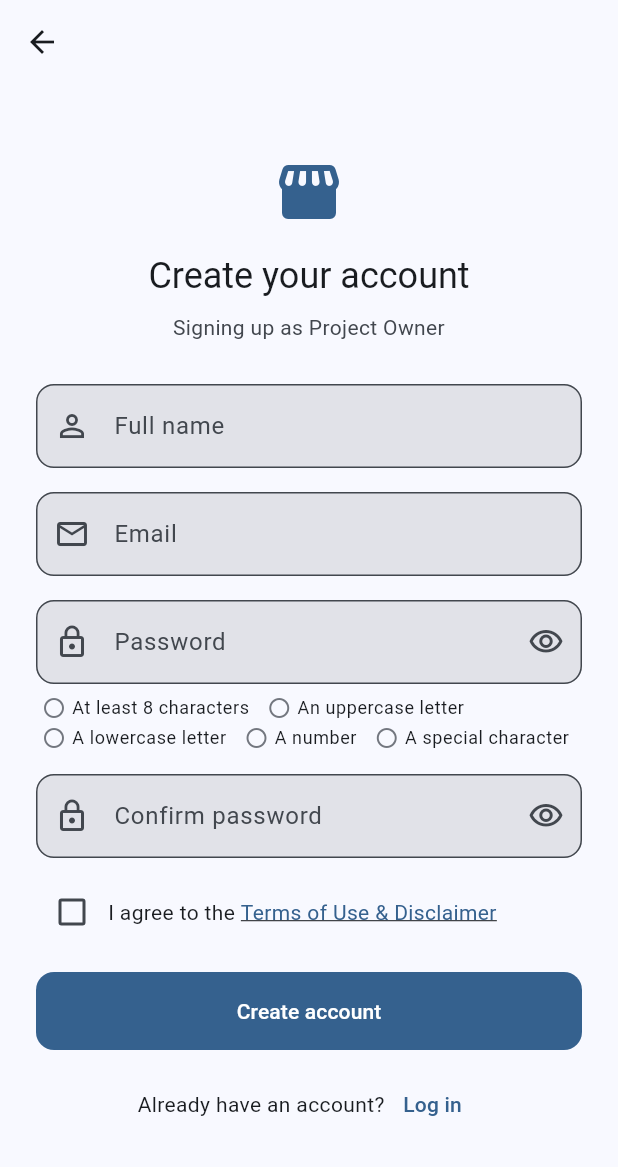
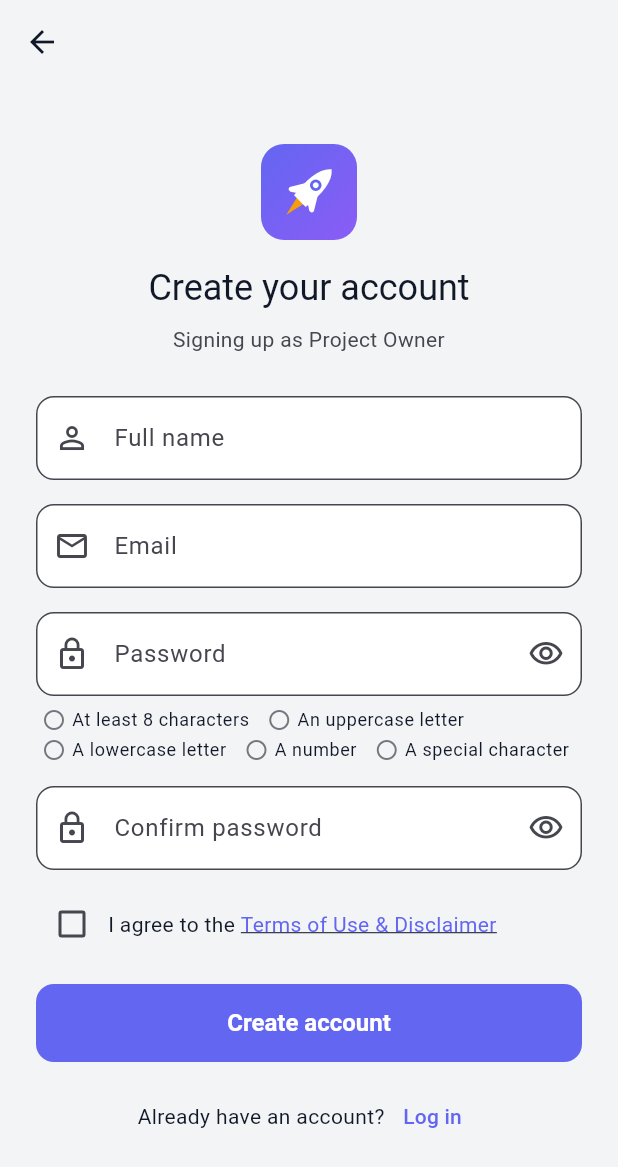
Before and after one commit to Subhash2312301/Orwickle_FYP, a Flutter app: the screen it shows after launch, after a tap on "Project Owner", on a phone screen of 412 x 824 dp. Shown: the top 1167 px of the screen. Run offline on Flutter 3.47's test engine with Material 3 defaults, Android fonts, the phone set to English and light mode, and no system bars; our stand-ins replace dio, file_picker, flutter_secure_storage, go_router, image_picker; accounts and stored records are empty.

Commit message:
Brand theme and rocket logo in the app; admin change-password page
- App colours from the brand sheet: indigo #6366F1, purple #8B5CF6, teal
  accent, light grey background; gradient splash and owner home card
- Rocket logo (BrandLogo) on auth screens and splash; launcher icon and
  native splash regenerated from the same drawing
- Admin dashboard: Change password page

Co-Authored-By: Claude Opus 5.5 <noreply@anthropic.com>

```diff
--- a/mobile/lib/core/theme/app_theme.dart
+++ b/mobile/lib/core/theme/app_theme.dart
@@ -1,29 +1,75 @@
 import 'package:flutter/material.dart';
 
-/// Orwickle look and feel (Material 3). All screens take colours and text styles from here.
+/// Orwickle look and feel (Material 3), from the brand sheet: indigo primary, purple secondary,
+/// teal accent, light grey background. All screens take colours and text styles from here.
 class AppTheme {
   const AppTheme._();
 
-  static const Color brand = Color(0xFF1F4E79); // deep blue: trust, finance
+  static const Color brand = Color(0xFF6366F1); // indigo
+  static const Color brandSecondary = Color(0xFF8B5CF6); // purple
+  static const Color accent = Color(0xFF06B6D4); // teal
+  static const Color background = Color(0xFFF3F4F6);
+  static const Color ink = Color(0xFF111827);
+
+  /// Brand gradient for headers and the welcome screen.
+  static const LinearGradient gradient = LinearGradient(
+    colors: [brand, brandSecondary],
+    begin: Alignment.topLeft,
+    end: Alignment.bottomRight,
+  );
 
   static ThemeData get light => _build(Brightness.light);
   static ThemeData get dark => _build(Brightness.dark);
 
   static ThemeData _build(Brightness brightness) {
-    final colors = ColorScheme.fromSeed(seedColor: brand, brightness: brightness);
+    final isLight = brightness == Brightness.light;
+    var colors = ColorScheme.fromSeed(seedColor: brand, brightness: brightness);
+    if (isLight) {
+      colors = colors.copyWith(
+        primary: brand,
+        secondary: brandSecondary,
+        tertiary: accent,
+        surface: Colors.white,
+        onSurface: ink,
+      );
+    }
+    final shape = RoundedRectangleBorder(borderRadius: BorderRadius.circular(12));
     return ThemeData(
       colorScheme: colors,
       useMaterial3: true,
+      scaffoldBackgroundColor: isLight ? background : null,
+      appBarTheme: AppBarTheme(
+        backgroundColor: isLight ? background : null,
+        surfaceTintColor: Colors.transparent,
+        titleTextStyle: TextStyle(fontSize: 20, fontWeight: FontWeight.w700, color: colors.onSurface),
+      ),
+      cardTheme: CardThemeData(
+        elevation: 0,
+        color: colors.surface,
+        shape: RoundedRectangleBorder(
+          borderRadius: BorderRadius.circular(16),
+          side: BorderSide(color: colors.outlineVariant.withValues(alpha: 0.6)),
+        ),
+      ),
       inputDecorationTheme: InputDecorationTheme(
         border: OutlineInputBorder(borderRadius: BorderRadius.circular(12)),
         filled: true,
+        fillColor: isLight ? Colors.white : null,
       ),
       filledButtonTheme: FilledButtonThemeData(
         style: FilledButton.styleFrom(
           minimumSize: const Size.fromHeight(52),
-          shape: RoundedRectangleBorder(borderRadius: BorderRadius.circular(12)),
+          shape: shape,
+          textStyle: const TextStyle(fontSize: 16, fontWeight: FontWeight.w600),
         ),
       ),
+      outlinedButtonTheme: OutlinedButtonThemeData(style: OutlinedButton.styleFrom(shape: shape)),
+      navigationBarTheme: NavigationBarThemeData(
+        backgroundColor: colors.surface,
+        indicatorColor: colors.primary.withValues(alpha: 0.14),
+        surfaceTintColor: Colors.transparent,
+      ),
+      chipTheme: ChipThemeData(shape: RoundedRectangleBorder(borderRadius: BorderRadius.circular(20))),
     );
   }
 }
--- /dev/null
+++ b/mobile/lib/core/widgets/brand_logo.dart
@@ -0,0 +1,118 @@
+import 'dart:math' as math;
+
+import 'package:flutter/material.dart';
+
+import '../theme/app_theme.dart';
+
+/// Draws the Orwickle rocket (tilted up and to the right) into a [size] × [size] square.
+/// Also used by tool/icon/generate_icon_test.dart for the launcher icon and splash image.
+void paintRocket(Canvas canvas, double size, {Color body = Colors.white, Color window = AppTheme.brand}) {
+  final s = size / 1024; // the drawing below uses a 1024-unit square
+  canvas
+    ..save()
+    ..scale(s)
+    ..translate(512, 512)
+    ..rotate(math.pi / 4)
+    ..translate(-512, -512);
+
+  final white = Paint()..color = body;
+
+  // flame
+  canvas.drawPath(
+    Path()
+      ..moveTo(462, 640)
+      ..quadraticBezierTo(512, 860, 512, 860)
+      ..quadraticBezierTo(512, 860, 562, 640)
+      ..close(),
+    Paint()..color = const Color(0xFFF59E0B),
+  );
+
+  // fins
+  canvas
+    ..drawPath(
+      Path()
+        ..moveTo(420, 470)
+        ..lineTo(330, 620)
+        ..quadraticBezierTo(330, 660, 370, 650)
+        ..lineTo(430, 610)
+        ..close(),
+      white,
+    )
+    ..drawPath(
+      Path()
+        ..moveTo(604, 470)
+        ..lineTo(694, 620)
+        ..quadraticBezierTo(694, 660, 654, 650)
+        ..lineTo(594, 610)
+        ..close(),
+      white,
+    );
+
+  // body: pointed nose, rounded sides, flat base
+  canvas.drawPath(
+    Path()
+      ..moveTo(512, 170)
+      ..cubicTo(610, 250, 630, 420, 600, 650)
+      ..lineTo(424, 650)
+      ..cubicTo(394, 420, 414, 250, 512, 170)
+      ..close(),
+    white,
+  );
+
+  // window
+  canvas
+    ..drawCircle(const Offset(512, 410), 62, Paint()..color = window)
+    ..drawCircle(const Offset(512, 410), 30, white)
+    ..restore();
+}
+
+class _RocketPainter extends CustomPainter {
+  const _RocketPainter();
+
+  @override
+  void paint(Canvas canvas, Size size) => paintRocket(canvas, size.shortestSide);
+
+  @override
+  bool shouldRepaint(covariant CustomPainter oldDelegate) => false;
+}
+
+/// The app logo: white rocket on the brand gradient, in a rounded square.
+class BrandLogo extends StatelessWidget {
+  const BrandLogo({super.key, this.size = 64});
+
+  final double size;
+
+  @override
+  Widget build(BuildContext context) => Container(
+    width: size,
+    height: size,
+    decoration: BoxDecoration(gradient: AppTheme.gradient, borderRadius: BorderRadius.circular(size * 0.24)),
+    child: CustomPaint(painter: const _RocketPainter()),
+  );
+}
+
+/// "Orwickle" with the tagline, for the splash and welcome screens.
+class BrandTitle extends StatelessWidget {
+  const BrandTitle({super.key, this.color});
+
+  final Color? color;
+
+  @override
+  Widget build(BuildContext context) {
+    final theme = Theme.of(context);
+    final textColor = color ?? theme.colorScheme.onSurface;
+    return Column(
+      mainAxisSize: MainAxisSize.min,
+      children: [
+        Text(
+          'Orwickle',
+          style: theme.textTheme.headlineMedium?.copyWith(color: textColor, fontWeight: FontWeight.w800),
+        ),
+        Text(
+          'Build  ·  Bid  ·  Grow',
+          style: theme.textTheme.bodyMedium?.copyWith(color: textColor.withValues(alpha: 0.75), letterSpacing: 2),
+        ),
+      ],
+    );
+  }
+}
--- a/mobile/lib/features/auth/screens/welcome_screen.dart
+++ b/mobile/lib/features/auth/screens/welcome_screen.dart
@@ -21,7 +21,8 @@ class WelcomeScreen extends StatelessWidget {
     return AuthScaffold(
       showBack: false,
       title: 'Welcome to Orwickle',
-      subtitle: 'A trusted marketplace for student and developer projects. How will you use Orwickle?',
+      subtitle:
+          'Build · Bid · Grow — a verified marketplace for projects, investors and buyers. How will you use Orwickle?',
       children: [
         for (final role in UserRole.values)
           Card(
--- a/mobile/lib/features/auth/widgets/auth_scaffold.dart
+++ b/mobile/lib/features/auth/widgets/auth_scaffold.dart
@@ -1,4 +1,6 @@
 import 'package:flutter/material.dart';
+
+import '../../../core/widgets/brand_logo.dart';
 
 /// Common layout for the auth screens: logo, title, subtitle and a scrollable form area.
 class AuthScaffold extends StatelessWidget {
@@ -23,7 +25,7 @@ class AuthScaffold extends StatelessWidget {
               child: Column(
                 crossAxisAlignment: CrossAxisAlignment.stretch,
                 children: [
-                  Icon(Icons.storefront_rounded, size: 48, color: theme.colorScheme.primary),
+                  const Center(child: BrandLogo(size: 64)),
                   const SizedBox(height: 16),
                   Text(title, textAlign: TextAlign.center, style: theme.textTheme.headlineSmall),
                   if (subtitle != null) ...[
--- a/mobile/pubspec.yaml
+++ b/mobile/pubspec.yaml
@@ -102,13 +102,13 @@ flutter_launcher_icons:
   android: true
   ios: true
   image_path: assets/icon/icon.png
-  adaptive_icon_background: "#1F4E79"
+  adaptive_icon_background: "#6366F1"
   adaptive_icon_foreground: assets/icon/icon_foreground.png
   remove_alpha_ios: true
 
 flutter_native_splash:
-  color: "#1F4E79"
+  color: "#6366F1"
   image: assets/icon/splash.png
   android_12:
-    color: "#1F4E79"
+    color: "#6366F1"
     image: assets/icon/icon_foreground.png
```
Also changed, not shown: mobile/lib/features/auth/screens/splash_screen.dart (+17 -13 lines), mobile/lib/features/home/owner_home_tab.dart (+16 -3 lines), mobile/tool/icon/generate_icon_test.dart (+10 -32 lines), mobile/assets/icon/icon.png, mobile/assets/icon/icon_foreground.png, mobile/assets/icon/splash.png, 68 other files.
